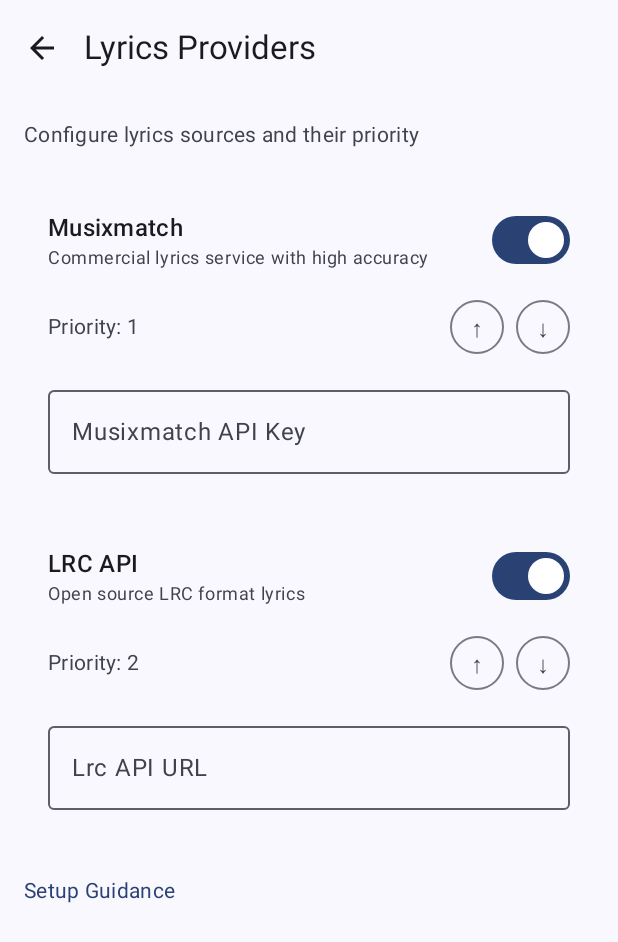
After one commit to gululu1235/AAMediaMate, an Android app built with Jetpack Compose: the composable LyricsProvidersScreen shown on its own in the app's theme, on a phone screen of 412 x 824 dp. The commit adds this screen. Shown: the top 942 px of the screen. Run offline under Robolectric (Android 15) with nearby library versions, the phone set to English and light mode, and no system bars.

Commit message:
add priority

```diff
--- a/app/src/main/java/com/gululu/aamediamate/MainActivity.kt
+++ b/app/src/main/java/com/gululu/aamediamate/MainActivity.kt
@@ -68,6 +68,7 @@ import com.gululu.aamediamate.ui.LyricsEditorScreen
 import com.gululu.aamediamate.ui.LyricsManagerScreen
 import com.gululu.aamediamate.ui.SettingsScreen
 import com.gululu.aamediamate.ui.BridgedAppsScreen
+import com.gululu.aamediamate.ui.LyricsProvidersScreen
 import java.util.Locale
 
 val DeepPurpleBackground = Color(0xFF1B1B2F)
@@ -129,6 +130,7 @@ fun MediaBridgeApp() {
     var showSettings by remember { mutableStateOf(false) }
     var showLyricsManager by remember { mutableStateOf(false) }
     var showBridgedApps by remember { mutableStateOf(false) }
+    var showLyricsProviders by remember { mutableStateOf(false) }
     var selectedLyricsKey by remember { mutableStateOf<String?>(null) }
     var currentMediaInfo by remember { mutableStateOf<MediaInfo?>(null) }
 
@@ -154,8 +156,10 @@ fun MediaBridgeApp() {
             }
         )
         showBridgedApps -> BridgedAppsScreen { showBridgedApps = false }
+        showLyricsProviders -> LyricsProvidersScreen { showLyricsProviders = false }
         showSettings -> SettingsScreen(
-            onBack = { showSettings = false }
+            onBack = { showSettings = false },
+            onNavigateToProviders = { showLyricsProviders = true }
         )
         showLyricsManager -> LyricsManagerScreen(
             onBack = { showLyricsManager = false },
--- /dev/null
+++ b/app/src/main/java/com/gululu/aamediamate/data/LyricsProviderConfig.kt
@@ -0,0 +1,43 @@
+package com.gululu.aamediamate.data
+
+import android.content.Context
+import com.gululu.aamediamate.R
+import com.gululu.aamediamate.lyrics.providers.LrcApiProvider
+import com.gululu.aamediamate.lyrics.providers.LyricsProvider
+import com.gululu.aamediamate.lyrics.providers.MusixmatchProvider
+
+data class LyricsProviderConfig(
+    val id: String,
+    val name: String,
+    val descriptionRes: Int,
+    val isEnabled: Boolean,
+    val priority: Int,
+    val provider: LyricsProvider
+) {
+    fun getDescription(context: Context): String = context.getString(descriptionRes)
+}
+
+object LyricsProviderRegistry {
+    fun getAllProviders(): List<LyricsProviderConfig> = listOf(
+        LyricsProviderConfig(
+            id = "musixmatch",
+            name = "Musixmatch",
+            descriptionRes = R.string.musixmatch_description,
+            isEnabled = true,
+            priority = 1,
+            provider = MusixmatchProvider
+        ),
+        LyricsProviderConfig(
+            id = "lrc_api",
+            name = "LRC API",
+            descriptionRes = R.string.lrc_api_description,
+            isEnabled = true,
+            priority = 2,
+            provider = LrcApiProvider
+        )
+    )
+
+    fun getProviderById(id: String): LyricsProviderConfig? {
+        return getAllProviders().find { it.id == id }
+    }
+}
--- /dev/null
+++ b/app/src/main/java/com/gululu/aamediamate/ui/LyricsProvidersScreen.kt
@@ -0,0 +1,264 @@
+package com.gululu.aamediamate.ui
+
+import android.content.Intent
+import android.net.Uri
+import androidx.compose.foundation.clickable
+import androidx.compose.foundation.layout.*
+import androidx.compose.foundation.lazy.LazyColumn
+import androidx.compose.foundation.lazy.items
+import androidx.compose.foundation.shape.RoundedCornerShape
+import androidx.compose.material.icons.Icons
+import androidx.compose.material.icons.automirrored.filled.ArrowBack
+import androidx.compose.material3.*
+import androidx.compose.runtime.*
+import androidx.compose.ui.Alignment
+import androidx.compose.ui.Modifier
+import androidx.compose.ui.platform.LocalContext
+import androidx.compose.ui.res.stringResource
+import androidx.compose.ui.text.font.FontWeight
+import androidx.compose.ui.text.input.VisualTransformation
+import androidx.compose.ui.unit.dp
+import com.gululu.aamediamate.R
+import com.gululu.aamediamate.SettingsManager
+import com.gululu.aamediamate.data.LyricsProviderConfig
+
+@OptIn(ExperimentalMaterial3Api::class)
+@Composable
+fun LyricsProvidersScreen(
+    onBackClick: () -> Unit
+) {
+    val context = LocalContext.current
+    var providers by remember { mutableStateOf(SettingsManager.getLyricsProviders(context)) }
+    var apiKey by remember { mutableStateOf(SettingsManager.getApiKey(context)) }
+    var lrcApiUri by remember { mutableStateOf(SettingsManager.getLrcApiBaseUri(context)) }
+
+    Scaffold(
+        topBar = {
+            TopAppBar(
+                title = { Text(stringResource(R.string.lyrics_providers_title)) },
+                navigationIcon = {
+                    IconButton(onClick = onBackClick) {
+                        Icon(
+                            imageVector = Icons.AutoMirrored.Filled.ArrowBack,
+                            contentDescription = stringResource(R.string.back)
+                        )
+                    }
+                }
+            )
+        }
+    ) { paddingValues ->
+        LazyColumn(
+            modifier = Modifier
+                .fillMaxSize()
+                .padding(paddingValues)
+                .padding(16.dp),
+            verticalArrangement = Arrangement.spacedBy(12.dp)
+        ) {
+            item {
+                Text(
+                    text = stringResource(R.string.lyrics_providers_subtitle),
+                    style = MaterialTheme.typography.bodyMedium,
+                    color = MaterialTheme.colorScheme.onSurfaceVariant,
+                    modifier = Modifier.padding(bottom = 8.dp)
+                )
+            }
+
+            items(providers) { provider ->
+                ProviderConfigCard(
+                    provider = provider,
+                    context = context,
+                    apiKey = if (provider.id == "musixmatch") apiKey else "",
+                    lrcApiUri = if (provider.id == "lrc_api") lrcApiUri else "",
+                    onEnabledChange = { enabled ->
+                        SettingsManager.updateProviderEnabled(context, provider.id, enabled)
+                        providers = SettingsManager.getLyricsProviders(context)
+                    },
+                    onApiKeyChange = { newApiKey ->
+                        if (provider.id == "musixmatch") {
+                            apiKey = newApiKey
+                            SettingsManager.setApiKey(context, newApiKey)
+                        }
+                    },
+                    onLrcApiUriChange = { newUri ->
+                        if (provider.id == "lrc_api") {
+                            lrcApiUri = newUri
+                            SettingsManager.setLrcApiBaseUri(context, newUri)
+                        }
+                    },
+                    onPriorityUp = {
+                        if (provider.priority > 1) {
+                            val newPriority = provider.priority - 1
+                            val otherProvider = providers.find { it.priority == newPriority }
+                            if (otherProvider != null) {
+                                SettingsManager.updateProviderPriority(context, otherProvider.id, provider.priority)
+                            }
+                            SettingsManager.updateProviderPriority(context, provider.id, newPriority)
+                            providers = SettingsManager.getLyricsProviders(context)
+                        }
+                    },
+                    onPriorityDown = {
+                        val maxPriority = providers.maxOfOrNull { it.priority } ?: 1
+                        if (provider.priority < maxPriority) {
+                            val newPriority = provider.priority + 1
+                            val otherProvider = providers.find { it.priority == newPriority }
+                            if (otherProvider != null) {
+                                SettingsManager.updateProviderPriority(context, otherProvider.id, provider.priority)
+                            }
+                            SettingsManager.updateProviderPriority(context, provider.id, newPriority)
+                            providers = SettingsManager.getLyricsProviders(context)
+                        }
+                    }
+                )
+            }
+
+            if (providers.none { it.isEnabled }) {
+                item {
+                    Card(
+                        modifier = Modifier.fillMaxWidth(),
+                        colors = CardDefaults.cardColors(
+                            containerColor = MaterialTheme.colorScheme.errorContainer
+                        )
+                    ) {
+                        Text(
+                            text = stringResource(R.string.no_providers_enabled_warning),
+                            style = MaterialTheme.typography.bodyMedium,
+                            color = MaterialTheme.colorScheme.onErrorContainer,
+                            modifier = Modifier.padding(16.dp)
+                        )
+                    }
+                }
+            }
+
+            // Setup Guidance Link
+            item {
+                val setupGuidanceUrl = stringResource(id = R.string.setup_guidance_url)
+                Text(
+                    text = stringResource(id = R.string.setup_guidance),
+                    color = MaterialTheme.colorScheme.primary,
+                    style = MaterialTheme.typography.bodyMedium,
+                    modifier = Modifier
+                        .clickable {
+                            val intent = Intent(Intent.ACTION_VIEW, Uri.parse(setupGuidanceUrl))
+                            context.startActivity(intent)
+                        }
+                        .padding(vertical = 16.dp)
+                )
+            }
+        }
+    }
+}
+
+@Composable
+private fun ProviderConfigCard(
+    provider: LyricsProviderConfig,
+    context: android.content.Context,
+    apiKey: String,
+    lrcApiUri: String,
+    onEnabledChange: (Boolean) -> Unit,
+    onApiKeyChange: (String) -> Unit,
+    onLrcApiUriChange: (String) -> Unit,
+    onPriorityUp: () -> Unit,
+    onPriorityDown: () -> Unit
+) {
+    Card(
+        modifier = Modifier.fillMaxWidth(),
+        shape = RoundedCornerShape(12.dp),
+        colors = CardDefaults.cardColors(
+            containerColor = if (provider.isEnabled)
+                MaterialTheme.colorScheme.surface
+            else
+                MaterialTheme.colorScheme.surfaceVariant.copy(alpha = 0.5f)
+        )
+    ) {
+        Column(
+            modifier = Modifier.padding(16.dp)
+        ) {
+            Row(
+                modifier = Modifier.fillMaxWidth(),
+                horizontalArrangement = Arrangement.SpaceBetween,
+                verticalAlignment = Alignment.CenterVertically
+            ) {
+                Column(modifier = Modifier.weight(1f)) {
+                    Text(
+                        text = provider.name,
+                        style = MaterialTheme.typography.titleMedium,
+                        fontWeight = FontWeight.Medium
+                    )
+                    Text(
+                        text = provider.getDescription(context),
+                        style = MaterialTheme.typography.bodySmall,
+                        color = MaterialTheme.colorScheme.onSurfaceVariant
+                    )
+                }
+
+                Switch(
+                    checked = provider.isEnabled,
+                    onCheckedChange = onEnabledChange
+                )
+            }
+
+            if (provider.isEnabled) {
+                Spacer(modifier = Modifier.height(16.dp))
+
+                // Priority controls
+                Row(
+                    modifier = Modifier.fillMaxWidth(),
+                    horizontalArrangement = Arrangement.SpaceBetween,
+                    verticalAlignment = Alignment.CenterVertically
+                ) {
+                    Text(
+                        text = stringResource(R.string.priority_format, provider.priority),
+                        style = MaterialTheme.typography.bodyMedium,
+                        color = MaterialTheme.colorScheme.onSurfaceVariant
+                    )
+
+                    Row {
+                        OutlinedButton(
+                            onClick = onPriorityUp,
+                            modifier = Modifier.size(36.dp),
+                            contentPadding = PaddingValues(0.dp)
+                        ) {
+                            Text("↑", style = MaterialTheme.typography.bodyLarge)
+                        }
+
+                        Spacer(modifier = Modifier.width(8.dp))
+
+                        OutlinedButton(
+                            onClick = onPriorityDown,
+                            modifier = Modifier.size(36.dp),
+                            contentPadding = PaddingValues(0.dp)
+                        ) {
+                            Text("↓", style = MaterialTheme.typography.bodyLarge)
+                        }
+                    }
+                }
+
+                // Provider-specific configuration
+                when (provider.id) {
+                    "musixmatch" -> {
+                        Spacer(modifier = Modifier.height(16.dp))
+                        OutlinedTextField(
+                            value = apiKey,
+                            onValueChange = onApiKeyChange,
+                            label = { Text(stringResource(R.string.musixmatch_api_key)) },
+                            singleLine = true,
+                            visualTransformation = VisualTransformation.None,
+                            modifier = Modifier.fillMaxWidth()
+                        )
+                    }
+                    "lrc_api" -> {
+                        Spacer(modifier = Modifier.height(16.dp))
+                        OutlinedTextField(
+                            value = lrcApiUri,
+                            onValueChange = onLrcApiUriChange,
+                            label = { Text(stringResource(R.string.lrc_api_uri)) },
+                            singleLine = true,
+                            visualTransformation = VisualTransformation.None,
+                            modifier = Modifier.fillMaxWidth()
+                        )
+                    }
+                }
+            }
+        }
+    }
+}
--- a/app/src/main/res/values/strings.xml
+++ b/app/src/main/res/values/strings.xml
@@ -74,4 +74,13 @@
     <!--Placeholder-->
     <string name="no_media_apps_found">No media apps found</string>
     <string name="start_playing_music">Play a media on the phone to control them here.</string>
+
+    <!--Lyrics Providers-->
+    <string name="lyrics_providers_title">Lyrics Providers</string>
+    <string name="lyrics_providers_subtitle">Configure lyrics sources and their priority</string>
+    <string name="priority_format">Priority: %1$d</string>
+    <string name="no_providers_enabled_warning">⚠️ No lyrics providers are enabled. You won\'t receive any lyrics.</string>
+    <string name="provider_configuration">Provider Configuration</string>
+    <string name="musixmatch_description">Commercial lyrics service with high accuracy</string>
+    <string name="lrc_api_description">Open source LRC format lyrics</string>
 </resources>
```
Also changed, not shown: app/src/main/java/com/gululu/aamediamate/SettingsManager.kt (+70 -0 lines), app/src/main/java/com/gululu/aamediamate/lyrics/LyricsManager.kt (+5 -7 lines), app/src/main/java/com/gululu/aamediamate/ui/SettingsScreen.kt (+12 -44 lines), 4 other files.
